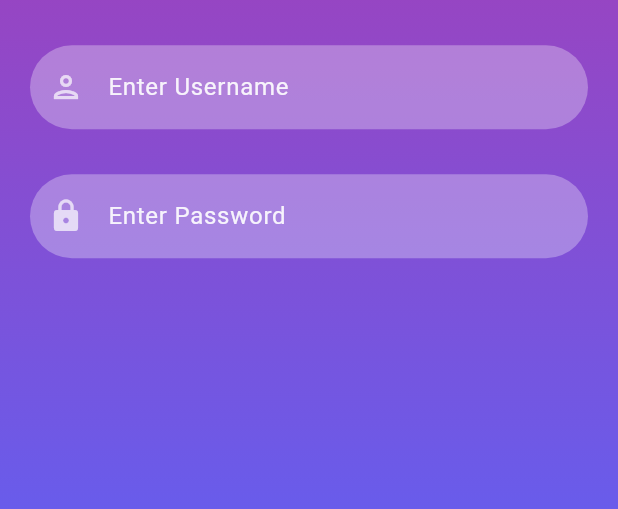
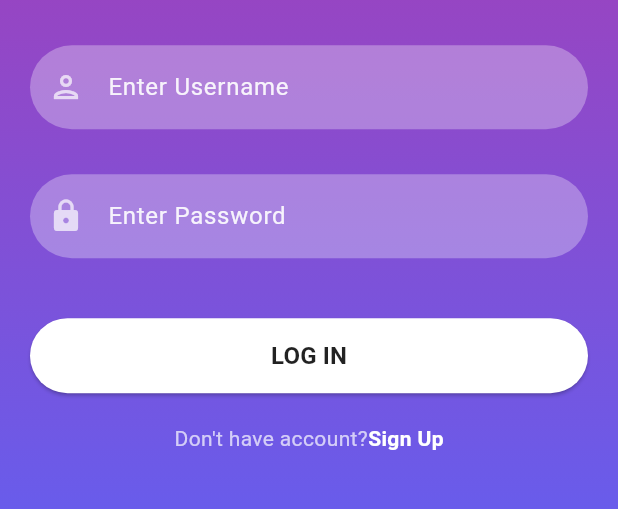
Before and after one commit to MoussaDioufDIALLO/flutter_signin_firebase, a Flutter app: the screen it shows after launch, on a phone screen of 412 x 824 dp, the part 607-1116 px from its top. Run offline on Flutter 3.47's test engine with Material 2 defaults, Android fonts, the phone set to English and light mode, and no system bars.

Commit message:
16-Aout-2023

```diff
--- a/lib/reusable_widgets/reusable_widget.dart
+++ b/lib/reusable_widgets/reusable_widget.dart
@@ -31,3 +31,33 @@ TextEditingController controller) {
   keyboardType: isPasswordType ? TextInputType.visiblePassword : TextInputType.emailAddress,
   );
 }
+Container signInSignUpButton(
+BuildContext context, bool isLogin, Function onTop){
+  return Container(
+    width: MediaQuery.of(context).size.width,
+    height: 50,
+    margin: const EdgeInsets.fromLTRB(0, 10, 0, 20),
+    decoration: BoxDecoration(borderRadius: BorderRadius.circular(90)),
+    child: ElevatedButton(
+      onPressed: (){
+        onTop;
+      },
+      child: Text(
+        isLogin ? 'LOG IN' : 'SIGN UP',
+        style: const TextStyle(
+          color: Colors.black87, fontWeight: FontWeight.bold, fontSize: 16),
+      ),
+      style: ButtonStyle(
+        backgroundColor: MaterialStateProperty.resolveWith((states) {
+          if (states.contains(MaterialState.pressed)){
+            return Colors.black26;
+          }
+          return Colors.white;
+        }),
+        shape: MaterialStateProperty.all<RoundedRectangleBorder>(
+          RoundedRectangleBorder(borderRadius: BorderRadius.circular(30))
+        )
+      ),
+    ),
+  );
+}
--- a/lib/screens/signin_screen.dart
+++ b/lib/screens/signin_screen.dart
@@ -1,3 +1,4 @@
+import 'package:firebase_signin/screens/signup_screen.dart';
 import 'package:firebase_signin/screens/utils/color_utils.dart';
 import 'package:flutter/material.dart';
 import '../reusable_widgets/reusable_widget.dart';
@@ -38,9 +39,15 @@ class _SignInScreenState extends State<SignInScreen> {
                 height: 30
               ),
                 reusableTextField("Enter Username", Icons.person_outlined, false, _emailTextController),
-          SizedBox(
-              height: 30),
+              SizedBox(
+              height: 30
+              ),
               reusableTextField("Enter Password", Icons.lock, false, _emailTextController),
+              SizedBox(
+                  height: 30
+              ),
+              signInSignUpButton(context, true,() {}),
+              signUpOption()
            ],
           ),
         ),
@@ -48,5 +55,22 @@ class _SignInScreenState extends State<SignInScreen> {
      ),
     );
   }
-
+  Row  signUpOption(){
+    return Row(
+      mainAxisAlignment: MainAxisAlignment.center,
+      children: [
+        const Text("Don't have account?",
+            style: TextStyle(color: Colors.white70)),
+        GestureDetector(
+          onTap: () {
+            Navigator.push(context, MaterialPageRoute(builder: (context)=> SignUpScreen()));
+          },
+          child: const Text(
+            "Sign Up",
+            style: TextStyle(color: Colors.white, fontWeight: FontWeight.bold),
+          ),
+        )
+      ],
+    );
+  }
 }
--- a/lib/screens/signup_screen.dart
+++ b/lib/screens/signup_screen.dart
@@ -0,0 +1,15 @@
+import 'package:flutter/cupertino.dart';
+
+class SignUpScreen extends StatefulWidget {
+  const SignUpScreen({Key? key}) : super(key: key);
+
+  @override
+  _SignUpScreenState createState() => _SignUpScreenState();
+}
+
+class _SignUpScreenState extends State<SignUpScreen> {
+  @override
+  Widget build(BuildContext context) {
+    return Container();
+  }
+}
```
